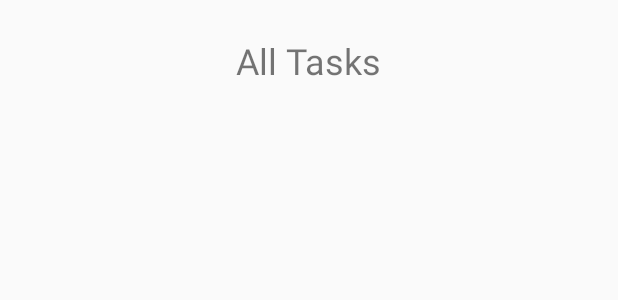
After one commit to MKAbuMattar/taskmaster, an Android app: the layout activity_all_tasks.xml on its own in the app's theme, with its tools: preview values and no code run, on a phone screen of 412 x 824 dp. The commit adds this screen. Shown: the top 300 px of the screen. Run offline under Robolectric (Android 15) with nearby library versions, the phone set to English and light mode, and no system bars.

Commit message:
all task

```diff
--- /dev/null
+++ b/app/src/main/res/layout/activity_all_tasks.xml
@@ -0,0 +1,21 @@
+<?xml version="1.0" encoding="utf-8"?>
+<android.support.constraint.ConstraintLayout
+    xmlns:android="http://schemas.android.com/apk/res/android"
+    xmlns:app="http://schemas.android.com/apk/res-auto"
+    xmlns:tools="http://schemas.android.com/tools"
+    android:layout_width="match_parent"
+    android:layout_height="match_parent"
+    tools:context=".AllTasks">
+
+    <TextView
+        android:id="@+id/allTasksLabel"
+        android:layout_width="wrap_content"
+        android:layout_height="wrap_content"
+        android:layout_marginTop="24dp"
+        android:text="All Tasks"
+        android:textSize="24sp"
+        app:layout_constraintEnd_toEndOf="parent"
+        app:layout_constraintStart_toStartOf="parent"
+        app:layout_constraintTop_toTopOf="parent" />
+
+</android.support.constraint.ConstraintLayout>
```
Also changed, not shown: app/src/main/java/com/taskmaster/AllTasks.java (added, +13 -0 lines), app/src/main/java/com/taskmaster/MainActivity.java (+12 -0 lines).
